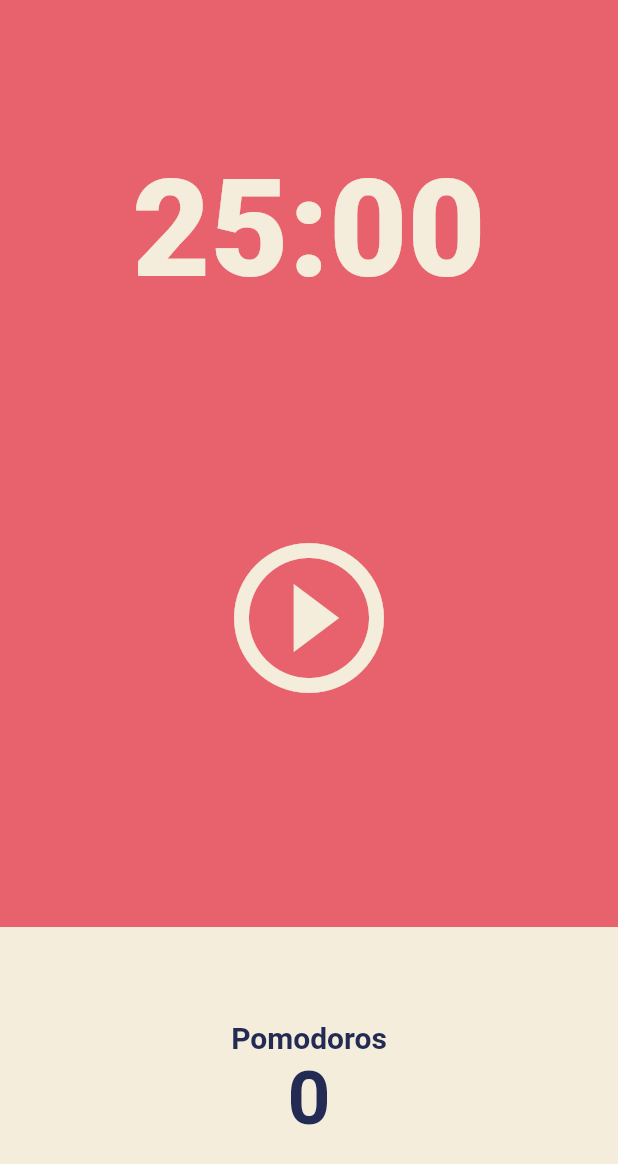
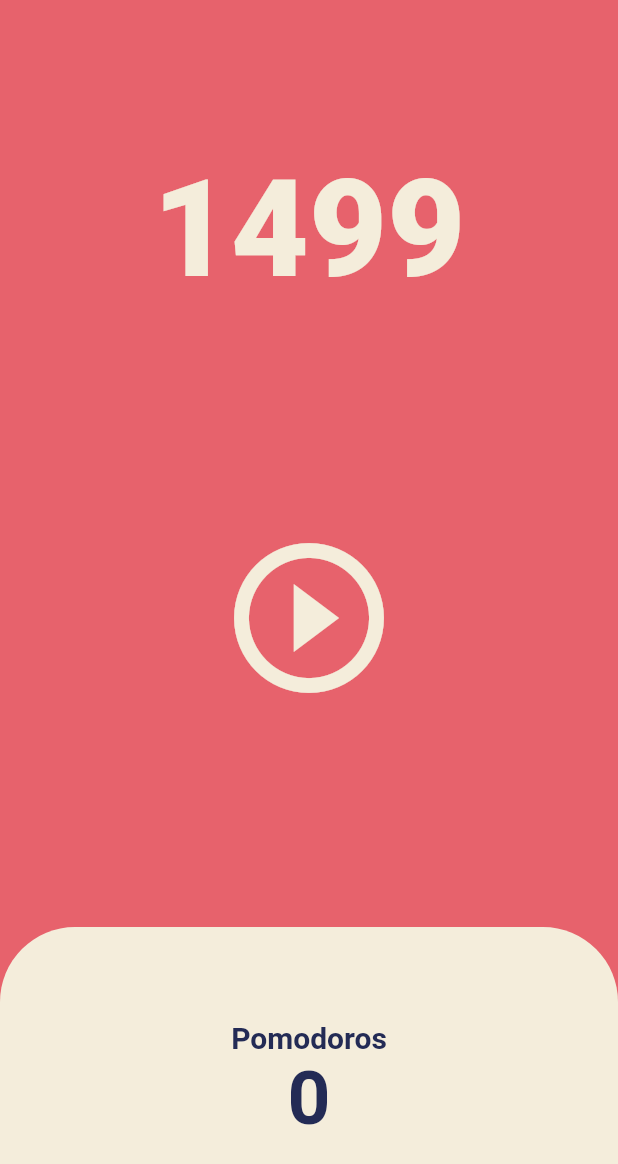
Before and after one commit to cattynip/kirvy-mobile, a Flutter app: the screen it shows after launch, after a tap on the "play circle outline" icon, on a phone screen of 412 x 824 dp. Shown: the top 1164 px of the screen. Run offline on Flutter 3.47's test engine with Material 2 defaults, Android fonts, the phone set to English and light mode, and no system bars.

```diff
--- a/lib/screens/home_screen.dart
+++ b/lib/screens/home_screen.dart
@@ -1,4 +1,5 @@
 import 'package:flutter/material.dart';
+import 'dart:async';
 
 class HomeScreen extends StatefulWidget {
   const HomeScreen({super.key});
@@ -8,8 +9,22 @@ class HomeScreen extends StatefulWidget {
 }
 
 class HomeScreenState extends State<HomeScreen> {
+  int totalSeconds = 1500;
+  late Timer timer;
+
+  void onStartPressed() {
+    timer = Timer.periodic(const Duration(seconds: 1), onTick);
+  }
+
+  void onTick(Timer timer) {
+    setState(() {
+      totalSeconds -= 1;
+    });
+  }
+
   @override
   Widget build(BuildContext context) {
+    // print(im);
     return Scaffold(
       backgroundColor: Theme.of(context).colorScheme.background,
       body: Column(
@@ -19,7 +34,7 @@ class HomeScreenState extends State<HomeScreen> {
             child: Container(
               alignment: Alignment.bottomCenter,
               child: Text(
-                "25:00",
+                "$totalSeconds",
                 style: TextStyle(
                   color: Theme.of(context).cardColor,
                   fontSize: 90,
@@ -32,7 +47,7 @@ class HomeScreenState extends State<HomeScreen> {
             flex: 2,
             child: Center(
               child: IconButton(
-                onPressed: () {},
+                onPressed: onStartPressed,
                 icon: const Icon(Icons.play_circle_outline),
                 iconSize: 120,
                 color: Theme.of(context).cardColor,
@@ -47,6 +62,9 @@ class HomeScreenState extends State<HomeScreen> {
                   child: Container(
                     decoration: BoxDecoration(
                       color: Theme.of(context).cardColor,
+                      borderRadius: const BorderRadius.vertical(
+                        top: Radius.circular(50),
+                      ),
                     ),
                     child: Column(
                       mainAxisAlignment: MainAxisAlignment.center,
```
